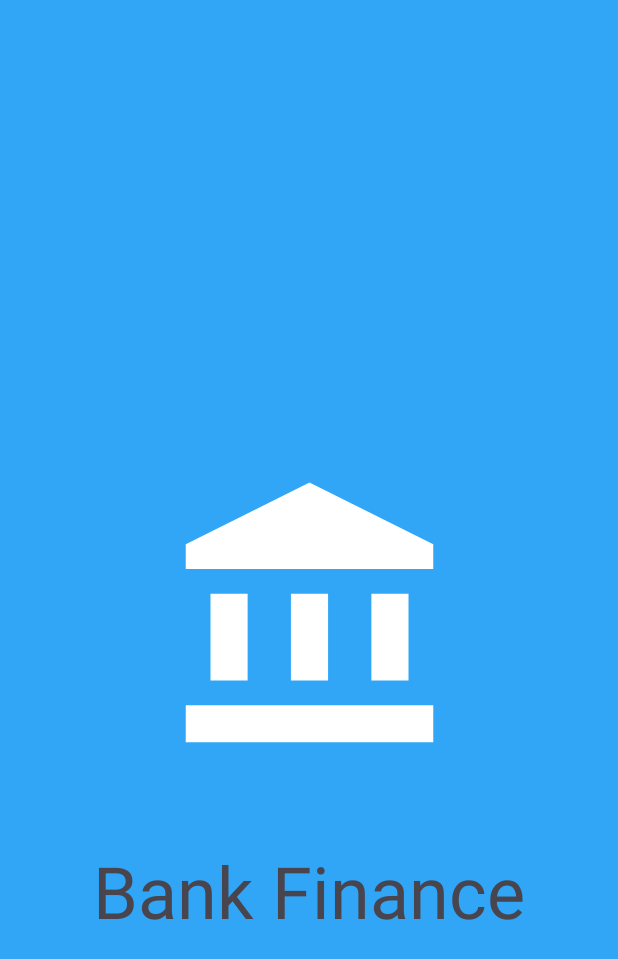
After one commit to aironsg/Bank-Finance-App, an Android app: the fragment SplashFragment shown on its own in the app's theme, on a phone screen of 412 x 824 dp. The commit adds this screen. Shown: the top 959 px of the screen. Run offline under Robolectric (Android 15) with nearby library versions, the phone set to English and light mode, and no system bars.

Commit message:
feature: criando branch e configuração inicial da splash e auth

```diff
--- a/app/build.gradle.kts
+++ b/app/build.gradle.kts
@@ -15,6 +15,10 @@ android {
         versionName = "1.0"
 
         testInstrumentationRunner = "androidx.test.runner.AndroidJUnitRunner"
+    }
+
+    viewBinding {
+        enable = true
     }
 
     buildTypes {
--- /dev/null
+++ b/app/src/main/java/dev/airon/bankfinance/presenter/splash/SplashFragment.kt
@@ -0,0 +1,30 @@
+package dev.airon.bankfinance.presenter.splash
+
+import android.os.Bundle
+import androidx.fragment.app.Fragment
+import android.view.LayoutInflater
+import android.view.View
+import android.view.ViewGroup
+import dev.airon.bankfinance.R
+import dev.airon.bankfinance.databinding.FragmentSplashBinding
+
+
+class SplashFragment : Fragment() {
+
+    private var _binding : FragmentSplashBinding? = null
+    private val binding get() = _binding!!
+
+    override fun onCreateView(
+        inflater: LayoutInflater, container: ViewGroup?,
+        savedInstanceState: Bundle?
+    ): View {
+        _binding = FragmentSplashBinding.inflate(inflater,container,false)
+        return binding.root
+    }
+
+
+    override fun onDestroy() {
+        super.onDestroy()
+        _binding = null
+    }
+}
--- /dev/null
+++ b/app/src/main/res/drawable/logo_app.xml
@@ -0,0 +1,13 @@
+<vector xmlns:android="http://schemas.android.com/apk/res/android" android:height="24dp" android:tint="#000000" android:viewportHeight="24" android:viewportWidth="24" android:width="24dp">
+
+    <path android:fillColor="@android:color/white" android:pathData="M4,10h3v7h-3z"/>
+
+    <path android:fillColor="@android:color/white" android:pathData="M10.5,10h3v7h-3z"/>
+
+    <path android:fillColor="@android:color/white" android:pathData="M2,19h20v3h-20z"/>
+
+    <path android:fillColor="@android:color/white" android:pathData="M17,10h3v7h-3z"/>
+
+    <path android:fillColor="@android:color/white" android:pathData="M12,1l-10,5l0,2l20,0l0,-2z"/>
+
+</vector>
--- /dev/null
+++ b/app/src/main/res/layout/fragment_splash.xml
@@ -0,0 +1,33 @@
+<?xml version="1.0" encoding="utf-8"?>
+<androidx.constraintlayout.widget.ConstraintLayout xmlns:android="http://schemas.android.com/apk/res/android"
+    xmlns:app="http://schemas.android.com/apk/res-auto"
+    xmlns:tools="http://schemas.android.com/tools"
+    android:layout_width="match_parent"
+    android:layout_height="match_parent"
+    tools:context=".presenter.splash.SplashFragment">
+
+
+    <ImageView
+        android:id="@+id/imageView"
+        android:layout_width="198dp"
+        android:layout_height="298dp"
+        android:src="@drawable/logo_app"
+        app:tint="@color/white"
+        app:layout_constraintBottom_toBottomOf="parent"
+        app:layout_constraintEnd_toEndOf="parent"
+        app:layout_constraintStart_toStartOf="parent"
+        app:layout_constraintTop_toTopOf="parent" />
+
+    <TextView
+        android:id="@+id/textView"
+        android:layout_width="match_parent"
+        android:layout_height="wrap_content"
+        android:text="Bank Finance"
+        android:textAlignment="center"
+        android:textSize="48sp"
+        app:layout_constraintEnd_toEndOf="parent"
+        app:layout_constraintHorizontal_bias="0.5"
+        app:layout_constraintStart_toStartOf="parent"
+        app:layout_constraintTop_toBottomOf="@+id/imageView" />
+
+</androidx.constraintlayout.widget.ConstraintLayout>
--- a/app/src/main/res/values/colors.xml
+++ b/app/src/main/res/values/colors.xml
@@ -1,5 +1,6 @@
 <?xml version="1.0" encoding="utf-8"?>
 <resources>
+    <color name="color_default">#31A6F6</color>
     <color name="black">#FF000000</color>
     <color name="white">#FFFFFFFF</color>
 </resources>
--- a/app/src/main/res/values/strings.xml
+++ b/app/src/main/res/values/strings.xml
@@ -1,3 +1,5 @@
 <resources>
     <string name="app_name">Bank Finance</string>
+    <!-- TODO: Remove or change this placeholder text -->
+    <string name="hello_blank_fragment">Hello blank fragment</string>
 </resources>
--- a/app/src/main/res/values/themes.xml
+++ b/app/src/main/res/values/themes.xml
@@ -3,6 +3,7 @@
     <style name="Base.Theme.BankFinance" parent="Theme.Material3.DayNight.NoActionBar">
         <!-- Customize your light theme here. -->
         <!-- <item name="colorPrimary">@color/my_light_primary</item> -->
+        <item name="android:windowBackground">@color/color_default</item>
     </style>
 
     <style name="Theme.BankFinance" parent="Base.Theme.BankFinance" />
```
Also changed, not shown: app/src/main/java/dev/airon/bankfinance/presenter/auth/login/LoginFragment.kt (added, +27 -0 lines), app/src/main/java/dev/airon/bankfinance/presenter/auth/recover/RecoverFragment.kt (added, +27 -0 lines), app/src/main/java/dev/airon/bankfinance/presenter/auth/register/RegisterFragment.kt (added, +29 -0 lines), app/src/main/res/layout/fragment_login.xml (added, +14 -0 lines), app/src/main/res/layout/fragment_recover.xml (added, +14 -0 lines), app/src/main/res/layout/fragment_register.xml (added, +14 -0 lines).
